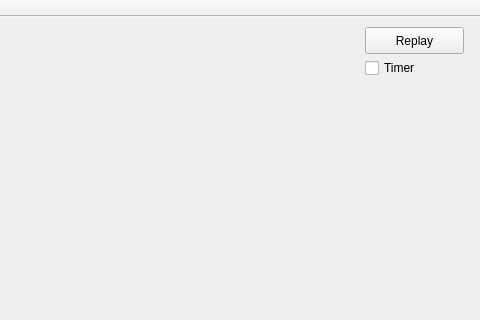
The window that mainwindow.ui (goodgodgd/PointCloudApps) describes before a commit, drawn with Qt 5; both pictures show x 385 to 865 and y 0 to 320 of the 865 by 844 pixel window.
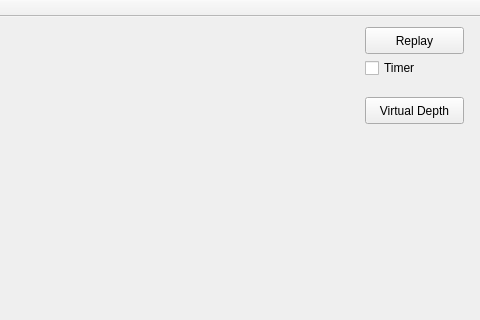
The same window after the commit.

Commit message: virutal senser can see virutal rect and sphere

Patch:
```diff
--- a/mainwindow.ui
+++ b/mainwindow.ui
@@ -202,6 +202,19 @@
      <string>UnitTest</string>
     </property>
    </widget>
+   <widget class="QPushButton" name="pushButton_virtual_depth">
+    <property name="geometry">
+     <rect>
+      <x>750</x>
+      <y>80</y>
+      <width>99</width>
+      <height>27</height>
+     </rect>
+    </property>
+    <property name="text">
+     <string>Virtual Depth</string>
+    </property>
+   </widget>
   </widget>
   <widget class="QMenuBar" name="menuBar">
    <property name="geometry">
```
The commit also changes 21 other files.
